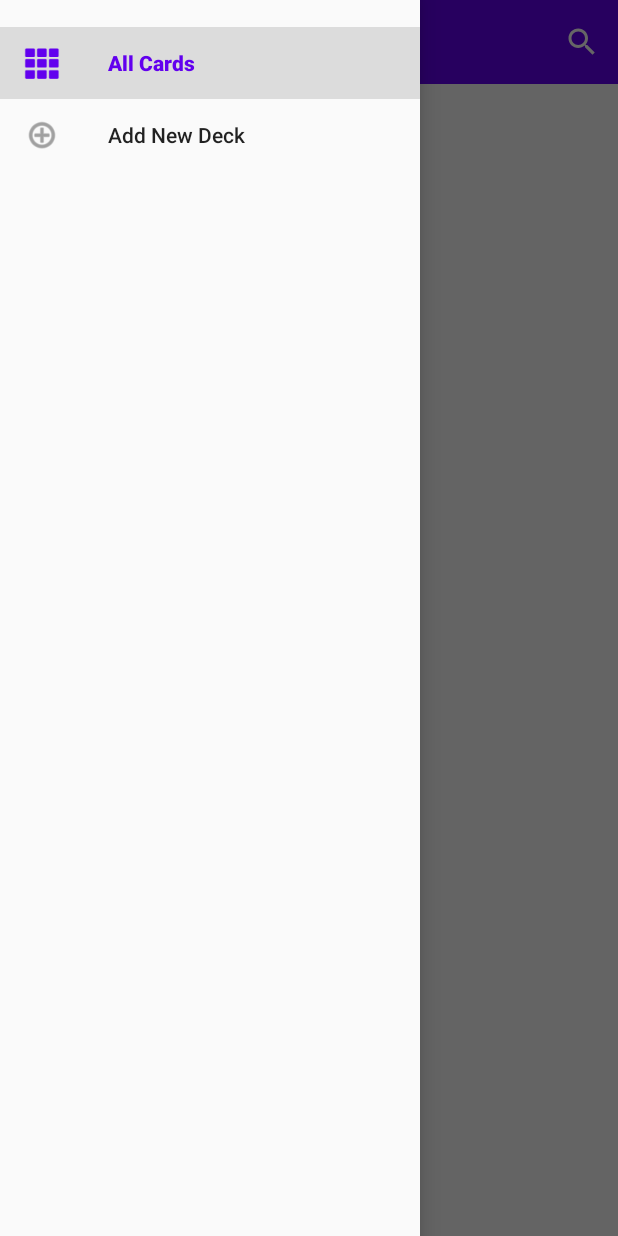
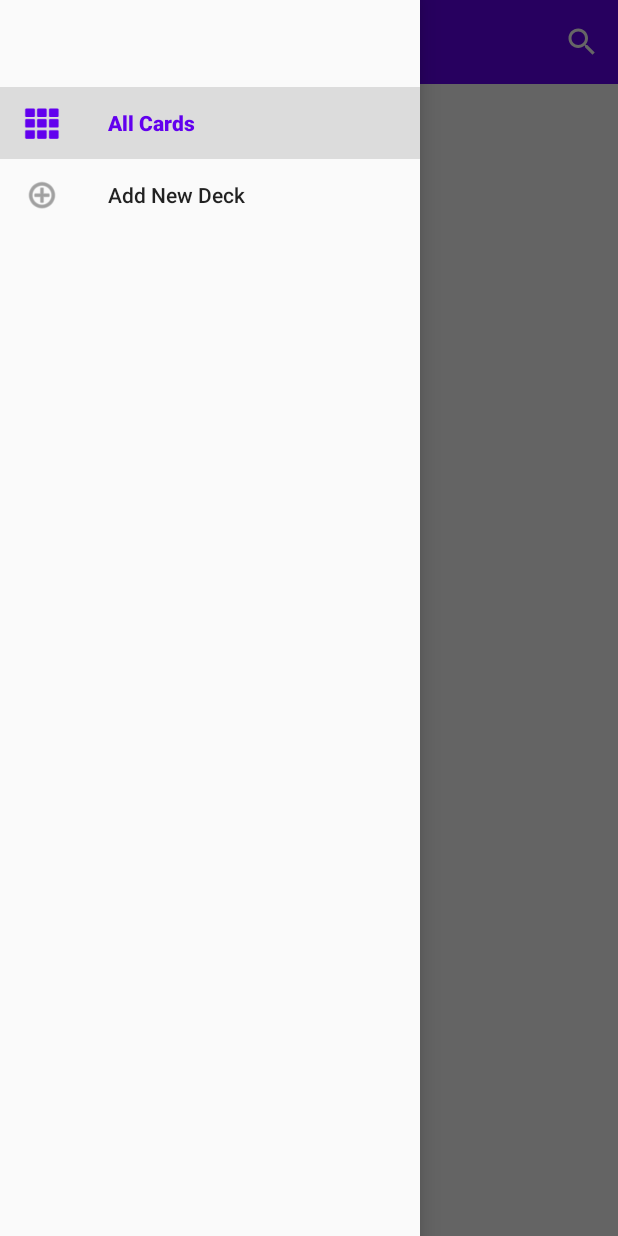
Before and after one commit to JairZijp/HSDeckMaker, an Android app: the screen it shows after launch (MainActivity), with the side drawer open, on a phone screen of 412 x 824 dp. Run offline under Robolectric (Android 15) with nearby library versions, the phone set to English and light mode, and no system bars; our stand-ins replace Room's generated code; pictures from the network do not load; 1 statement that could not run was skipped.

Commit message:
clean up code and fix bug

```diff
--- a/app/src/main/java/com/example/hsdeckmaker/Utils.kt
+++ b/app/src/main/java/com/example/hsdeckmaker/Utils.kt
@@ -2,8 +2,6 @@ package com.example.hsdeckmaker
 
 import androidx.fragment.app.Fragment
 import androidx.fragment.app.FragmentManager
-import androidx.fragment.app.FragmentTransaction
-import com.example.hsdeckmaker.ui.fragments.CardFragment
 
 fun FragmentManager.replaceFragment(fragment: Fragment) {
     beginTransaction().replace(R.id.frameLayout, fragment).commit()
--- a/app/src/main/java/com/example/hsdeckmaker/api/CardsRepository.kt
+++ b/app/src/main/java/com/example/hsdeckmaker/api/CardsRepository.kt
@@ -1,7 +1,6 @@
 package com.example.hsdeckmaker.api
 
 import android.content.Context
-import com.example.hsdeckmaker.R
 
 class CardsRepository(var context: Context) {
     private val cardsApi: CardsApiService = CardsApi.createApi()
--- a/app/src/main/java/com/example/hsdeckmaker/database/CardDao.kt
+++ b/app/src/main/java/com/example/hsdeckmaker/database/CardDao.kt
@@ -28,9 +28,6 @@ interface CardDao {
     @Query("SELECT * FROM cards WHERE deck_id = :deckId")
     fun getCardsFromDeck(deckId: Int): List<CardItem>
 
-    @Query("SELECT * FROM cards WHERE name LIKE :query+'%'")
-    fun getCardsSearch(query: String): List<CardItem>
-
     @Query("SELECT * FROM decks")
     fun getDecks(): List<Deck>
 
--- a/app/src/main/java/com/example/hsdeckmaker/database/CardRepository.kt
+++ b/app/src/main/java/com/example/hsdeckmaker/database/CardRepository.kt
@@ -16,10 +16,6 @@ class CardRepository(context: Context) {
 
     fun getCardsFromDeck(deck_id: Int): List<CardItem> {
         return cardDao.getCardsFromDeck(deck_id)
-    }
-
-    fun getCardsSearch(query: String): List<CardItem> {
-        return cardDao.getCardsSearch(query)
     }
 
     fun getDecks(): List<Deck> {
--- a/app/src/main/java/com/example/hsdeckmaker/model/Card.kt
+++ b/app/src/main/java/com/example/hsdeckmaker/model/Card.kt
@@ -1,10 +1,8 @@
 package com.example.hsdeckmaker.model
 
-import android.annotation.SuppressLint
 import android.os.Parcelable
 import androidx.room.ColumnInfo
 import androidx.room.Entity
-import androidx.room.PrimaryKey
 import com.google.gson.annotations.SerializedName
 import kotlinx.android.parcel.Parcelize
 
--- a/app/src/main/java/com/example/hsdeckmaker/model/CardAdapter.kt
+++ b/app/src/main/java/com/example/hsdeckmaker/model/CardAdapter.kt
@@ -1,7 +1,6 @@
 package com.example.hsdeckmaker.model
 
 import android.content.Context
-import android.util.Log
 import android.view.LayoutInflater
 import android.view.View
 import android.view.ViewGroup
--- a/app/src/main/java/com/example/hsdeckmaker/ui/CardSingleViewModel.kt
+++ b/app/src/main/java/com/example/hsdeckmaker/ui/CardSingleViewModel.kt
@@ -1,16 +1,10 @@
 package com.example.hsdeckmaker.ui
 
 import android.app.Application
-import android.util.Log
 import androidx.lifecycle.AndroidViewModel
 import androidx.lifecycle.MutableLiveData
 import com.example.hsdeckmaker.database.CardRepository
-import com.example.hsdeckmaker.model.Card
 import com.example.hsdeckmaker.model.CardItem
-import com.example.hsdeckmaker.model.Deck
-import retrofit2.Call
-import retrofit2.Callback
-import retrofit2.Response
 
 class CardSingleViewModel(application: Application) : AndroidViewModel(application) {
 
--- a/app/src/main/java/com/example/hsdeckmaker/ui/DeckViewModel.kt
+++ b/app/src/main/java/com/example/hsdeckmaker/ui/DeckViewModel.kt
@@ -3,18 +3,13 @@ package com.example.hsdeckmaker.ui
 import android.app.Application
 import android.util.Log
 import androidx.lifecycle.AndroidViewModel
-import androidx.lifecycle.LiveData
 import androidx.lifecycle.MutableLiveData
 import com.example.hsdeckmaker.database.CardRepository
-import com.example.hsdeckmaker.model.Card
 import com.example.hsdeckmaker.model.CardItem
 import com.example.hsdeckmaker.model.Deck
 import kotlinx.coroutines.CoroutineScope
 import kotlinx.coroutines.Dispatchers
 import kotlinx.coroutines.launch
-import retrofit2.Call
-import retrofit2.Callback
-import retrofit2.Response
 
 class DeckViewModel(application: Application) : AndroidViewModel(application) {
 
--- a/app/src/main/java/com/example/hsdeckmaker/ui/MainActivityViewModel.kt
+++ b/app/src/main/java/com/example/hsdeckmaker/ui/MainActivityViewModel.kt
@@ -20,7 +20,6 @@ class MainActivityViewModel(application: Application) : AndroidViewModel(applica
     private val cardsRepository = CardsRepository(application.applicationContext)
     var cardsPage = MutableLiveData<Card>()
     val error = MutableLiveData<String>()
-    var searchQuery = MutableLiveData<String>()
 
     private val cardRepository = CardRepository(application.applicationContext)
     private val ioScope = CoroutineScope(Dispatchers.IO)
--- a/app/src/main/java/com/example/hsdeckmaker/ui/fragments/AllCardsFragment.kt
+++ b/app/src/main/java/com/example/hsdeckmaker/ui/fragments/AllCardsFragment.kt
@@ -3,21 +3,19 @@ package com.example.hsdeckmaker.ui.fragments
 import android.app.SearchManager
 import android.content.Context
 import android.os.Bundle
-import android.util.Log
 import android.view.*
 import android.widget.Toast
 import androidx.appcompat.widget.SearchView
 import androidx.fragment.app.Fragment
-import androidx.fragment.app.FragmentTransaction
 import androidx.lifecycle.Observer
 import androidx.lifecycle.ViewModelProvider
 import androidx.lifecycle.ViewModelProviders
 import androidx.recyclerview.widget.GridLayoutManager
 import androidx.recyclerview.widget.RecyclerView
 import com.example.hsdeckmaker.R
-import com.example.hsdeckmaker.*
 import com.example.hsdeckmaker.model.CardAdapter
 import com.example.hsdeckmaker.model.CardItem
+import com.example.hsdeckmaker.replaceFragment
 import com.example.hsdeckmaker.ui.CardSingleViewModel
 import com.example.hsdeckmaker.ui.MainActivityViewModel
 import kotlinx.android.synthetic.main.fragment_all_cards.view.*
--- a/app/src/main/java/com/example/hsdeckmaker/ui/fragments/DeckFragment.kt
+++ b/app/src/main/java/com/example/hsdeckmaker/ui/fragments/DeckFragment.kt
@@ -1,14 +1,12 @@
 package com.example.hsdeckmaker.ui.fragments
 
 import android.os.Bundle
-import android.util.Log
 import android.view.LayoutInflater
 import android.view.View
 import android.view.ViewGroup
 import android.view.ViewTreeObserver
 import android.widget.Toast
 import androidx.fragment.app.Fragment
-import androidx.fragment.app.FragmentTransaction
 import androidx.lifecycle.Observer
 import androidx.lifecycle.ViewModelProvider
 import androidx.lifecycle.ViewModelProviders
@@ -21,7 +19,6 @@ import com.example.hsdeckmaker.replaceFragment
 import com.example.hsdeckmaker.ui.CardSingleViewModel
 import com.example.hsdeckmaker.ui.DeckViewModel
 import com.example.hsdeckmaker.ui.MainActivityViewModel
-import kotlinx.android.synthetic.main.fragment_all_cards.view.*
 import kotlinx.android.synthetic.main.fragment_deck.view.*
 
 class DeckFragment : Fragment() {
--- a/app/src/main/java/com/example/hsdeckmaker/ui/fragments/NewDeckFragment.kt
+++ b/app/src/main/java/com/example/hsdeckmaker/ui/fragments/NewDeckFragment.kt
@@ -7,7 +7,6 @@ import android.view.ViewGroup
 import android.widget.Toast
 import androidx.appcompat.app.AppCompatActivity
 import androidx.fragment.app.Fragment
-import androidx.fragment.app.FragmentTransaction
 import androidx.lifecycle.ViewModelProviders
 import com.example.hsdeckmaker.R
 import com.example.hsdeckmaker.model.Deck
@@ -45,6 +44,7 @@ class NewDeckFragment : Fragment() {
             val deck = Deck(null, viewOfLayout.textDeck.text.toString())
             viewModel.insertDeck(deck)
             Toast.makeText(activity, "New deck: " + viewOfLayout.textDeck.text.toString() + " created", Toast.LENGTH_SHORT).show()
+            getActivity()?.recreate();
 
             fragmentManager?.replaceFragment(AllCardsFragment())
         }
--- a/app/src/main/res/layout/navigationview_header.xml
+++ b/app/src/main/res/layout/navigationview_header.xml
@@ -2,6 +2,6 @@
 <androidx.constraintlayout.widget.ConstraintLayout xmlns:android="http://schemas.android.com/apk/res/android"
     xmlns:app="http://schemas.android.com/apk/res-auto"
     android:layout_width="match_parent"
-    android:layout_height="10dp">
+    android:layout_height="50dp">
 
 </androidx.constraintlayout.widget.ConstraintLayout>
--- a/app/src/main/res/values/dimens.xml
+++ b/app/src/main/res/values/dimens.xml
@@ -1,5 +1,5 @@
 <?xml version="1.0" encoding="utf-8"?>
 <resources>
-    <dimen name="poster_width">215dp</dimen>
+    <dimen name="poster_width">180dp</dimen>
     <dimen name="margin_medium">0dp</dimen>
 </resources>
```
Also changed, not shown: app/src/main/java/com/example/hsdeckmaker/ui/MainActivity.kt (+13 -12 lines).
